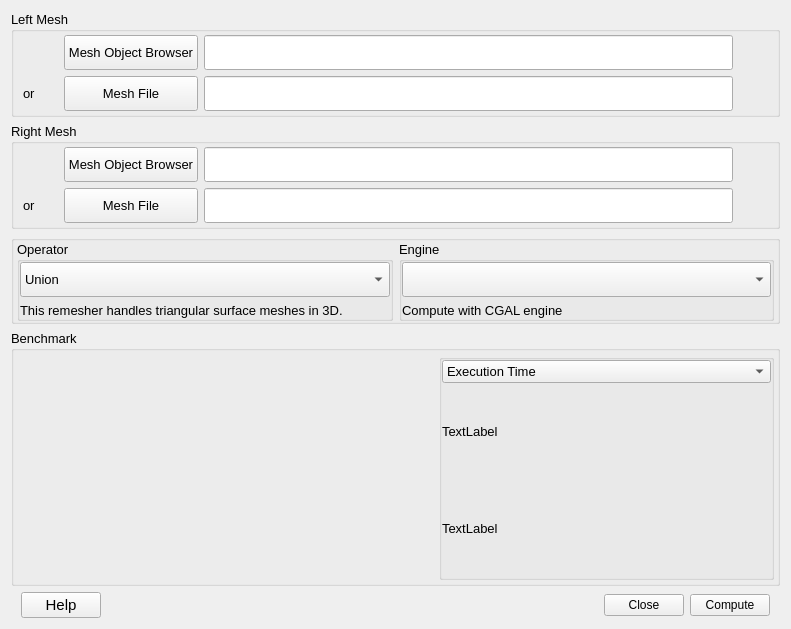
Before: the Qt Designer form MyPlugDialog.ui in SalomePlatform/meshbooleanplugin, drawn with Qt 5.
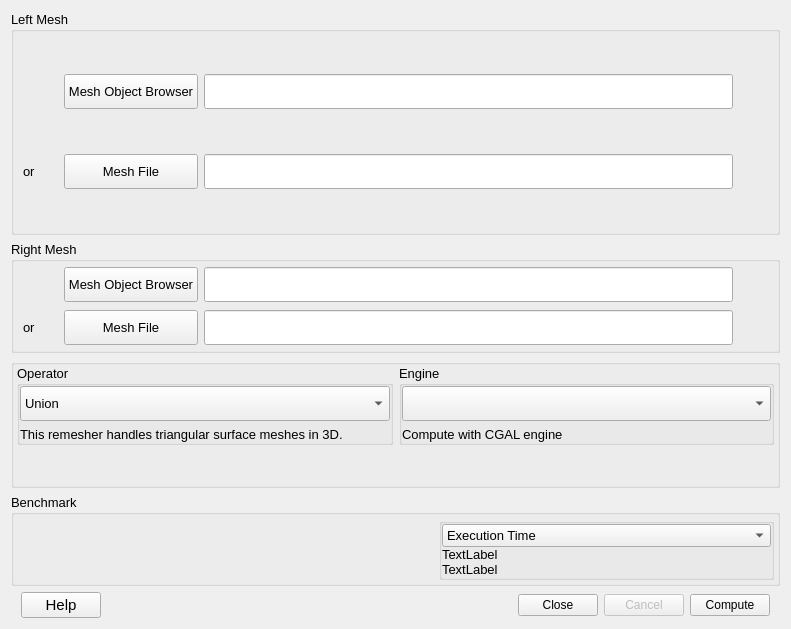
After: the same form once the commit is applied. Custom widgets are drawn as their Qt base class.

Commit message:
Add Cancel Button to cancel mesh computation
Implemented with QThread

Patch:
```diff
--- a/MyPlugDialog.ui
+++ b/MyPlugDialog.ui
@@ -28,377 +28,7 @@
   <property name="sizeGripEnabled" stdset="0">
    <bool>true</bool>
   </property>
-  <layout class="QGridLayout" name="gridLayout" rowstretch="2,2,1,10,0,0">
-   <item row="2" column="0">
-    <widget class="QGroupBox" name="groupBox">
-     <property name="sizePolicy">
-      <sizepolicy hsizetype="Expanding" vsizetype="Expanding">
-       <horstretch>0</horstretch>
-       <verstretch>0</verstretch>
-      </sizepolicy>
-     </property>
-     <property name="font">
-      <font>
-       <pointsize>10</pointsize>
-      </font>
-     </property>
-     <property name="title">
-      <string/>
-     </property>
-     <layout class="QGridLayout" name="gridLayout_7">
-      <property name="leftMargin">
-       <number>3</number>
-      </property>
-      <property name="topMargin">
-       <number>0</number>
-      </property>
-      <property name="rightMargin">
-       <number>3</number>
-      </property>
-      <property name="bottomMargin">
-       <number>0</number>
-      </property>
-      <property name="horizontalSpacing">
-       <number>6</number>
-      </property>
-      <property name="verticalSpacing">
-       <number>0</number>
-      </property>
-      <item row="0" column="0">
-       <widget class="QGroupBox" name="groupBox_2">
-        <property name="title">
-         <string>Operator</string>
-        </property>
-        <layout class="QGridLayout" name="gridLayout_3">
-         <property name="leftMargin">
-          <number>0</number>
-         </property>
-         <property name="topMargin">
-          <number>0</number>
-         </property>
-         <property name="rightMargin">
-          <number>0</number>
-         </property>
-         <property name="bottomMargin">
-          <number>0</number>
-         </property>
-         <item row="0" column="0">
-          <widget class="QComboBox" name="COB_Operator">
-           <property name="minimumSize">
-            <size>
-             <width>0</width>
-             <height>35</height>
-            </size>
-           </property>
-           <item>
-            <property name="text">
-             <string>Union</string>
-            </property>
-           </item>
-           <item>
-            <property name="text">
-             <string>Intersection</string>
-            </property>
-           </item>
-           <item>
-            <property name="text">
-             <string>Difference</string>
-            </property>
-           </item>
-          </widget>
-         </item>
-         <item row="1" column="0">
-          <widget class="QLabel" name="label_Operator">
-           <property name="text">
-            <string>This remesher handles triangular surface meshes in 3D.</string>
-           </property>
-          </widget>
-         </item>
-        </layout>
-       </widget>
-      </item>
-      <item row="0" column="1">
-       <widget class="QGroupBox" name="groupBox_3">
-        <property name="title">
-         <string>Engine</string>
-        </property>
-        <layout class="QGridLayout" name="gridLayout_4">
-         <property name="leftMargin">
-          <number>0</number>
-         </property>
-         <property name="topMargin">
-          <number>0</number>
-         </property>
-         <property name="rightMargin">
-          <number>0</number>
-         </property>
-         <property name="bottomMargin">
-          <number>0</number>
-         </property>
-         <item row="0" column="0">
-          <widget class="QComboBox" name="COB_Engine">
-           <property name="minimumSize">
-            <size>
-             <width>0</width>
-             <height>35</height>
-            </size>
-           </property>
-          </widget>
-         </item>
-         <item row="1" column="0">
-          <widget class="QLabel" name="label_Engine">
-           <property name="text">
-            <string>Compute with CGAL engine</string>
-           </property>
-          </widget>
-         </item>
-        </layout>
-       </widget>
-      </item>
-      <item row="2" column="0">
-       <spacer name="verticalSpacer_2">
-        <property name="orientation">
-         <enum>Qt::Vertical</enum>
-        </property>
-        <property name="sizeHint" stdset="0">
-         <size>
-          <width>20</width>
-          <height>40</height>
-         </size>
-        </property>
-       </spacer>
-      </item>
-     </layout>
-    </widget>
-   </item>
-   <item row="0" column="0">
-    <widget class="QGroupBox" name="groupBox_4">
-     <property name="font">
-      <font>
-       <pointsize>10</pointsize>
-      </font>
-     </property>
-     <property name="title">
-      <string>Left Mesh</string>
-     </property>
-     <layout class="QGridLayout" name="gridLayout_8" columnstretch="1,2,15,1">
-      <property name="topMargin">
-       <number>3</number>
-      </property>
-      <property name="bottomMargin">
-       <number>3</number>
-      </property>
-      <item row="1" column="2">
-       <widget class="QLineEdit" name="LE_MeshFile_L">
-        <property name="sizePolicy">
-         <sizepolicy hsizetype="Expanding" vsizetype="Fixed">
-          <horstretch>1</horstretch>
-          <verstretch>0</verstretch>
-         </sizepolicy>
-        </property>
-        <property name="minimumSize">
-         <size>
-          <width>0</width>
-          <height>35</height>
-         </size>
-        </property>
-       </widget>
-      </item>
-      <item row="1" column="3">
-       <spacer name="horizontalSpacer_7">
-        <property name="orientation">
-         <enum>Qt::Horizontal</enum>
-        </property>
-        <property name="sizeHint" stdset="0">
-         <size>
-          <width>40</width>
-          <height>20</height>
-         </size>
-        </property>
-       </spacer>
-      </item>
-      <item row="0" column="2">
-       <widget class="QLineEdit" name="LE_MeshSmesh_L">
-        <property name="sizePolicy">
-         <sizepolicy hsizetype="Expanding" vsizetype="Fixed">
-          <horstretch>1</horstretch>
-          <verstretch>0</verstretch>
-         </sizepolicy>
-        </property>
-        <property name="minimumSize">
-         <size>
-          <width>0</width>
-          <height>35</height>
-         </size>
-        </property>
-       </widget>
-      </item>
-      <item row="0" column="3">
-       <spacer name="horizontalSpacer_5">
-        <property name="orientation">
-         <enum>Qt::Horizontal</enum>
-        </property>
-        <property name="sizeHint" stdset="0">
-         <size>
-          <width>40</width>
-          <height>20</height>
-         </size>
-        </property>
-       </spacer>
-      </item>
-      <item row="0" column="1">
-       <widget class="QPushButton" name="PB_MeshSmesh_L">
-        <property name="sizePolicy">
-         <sizepolicy hsizetype="Minimum" vsizetype="Fixed">
-          <horstretch>1</horstretch>
-          <verstretch>0</verstretch>
-         </sizepolicy>
-        </property>
-        <property name="minimumSize">
-         <size>
-          <width>0</width>
-          <height>35</height>
-         </size>
-        </property>
-        <property name="font">
-         <font>
-          <pointsize>10</pointsize>
-         </font>
-        </property>
-        <property name="text">
-         <string>Mesh Object Browser</string>
-        </property>
-       </widget>
-      </item>
-      <item row="1" column="1">
-       <widget class="QPushButton" name="PB_MeshFile_L">
-        <property name="sizePolicy">
-         <sizepolicy hsizetype="Minimum" vsizetype="Fixed">
-          <horstretch>1</horstretch>
-          <verstretch>0</verstretch>
-         </sizepolicy>
-        </property>
-        <property name="minimumSize">
-         <size>
-          <width>0</width>
-          <height>35</height>
-         </size>
-        </property>
-        <property name="font">
-         <font>
-          <pointsize>10</pointsize>
-         </font>
-        </property>
-        <property name="text">
-         <string>Mesh File</string>
-        </property>
-       </widget>
-      </item>
-      <item row="1" column="0">
-       <widget class="QLabel" name="label">
-        <property name="text">
-         <string>or</string>
-        </property>
-       </widget>
-      </item>
-     </layout>
-    </widget>
-   </item>
-   <item row="5" column="0">
-    <layout class="QHBoxLayout" name="horizontalLayout2">
-     <item>
-      <spacer name="horizontalSpacer_xx">
-       <property name="orientation">
-        <enum>Qt::Horizontal</enum>
-       </property>
-       <property name="sizeType">
-        <enum>QSizePolicy::Minimum</enum>
-       </property>
-       <property name="sizeHint" stdset="0">
-        <size>
-         <width>10</width>
-         <height>20</height>
-        </size>
-       </property>
-      </spacer>
-     </item>
-     <item>
-      <widget class="QPushButton" name="PB_Help">
-       <property name="font">
-        <font>
-         <pointsize>11</pointsize>
-        </font>
-       </property>
-       <property name="text">
-        <string>Help</string>
-       </property>
-      </widget>
-     </item>
-     <item>
-      <spacer name="horizontalSpacer_4">
-       <property name="orientation">
-        <enum>Qt::Horizontal</enum>
-       </property>
-       <property name="sizeHint" stdset="0">
-        <size>
-         <width>30</width>
-         <height>20</height>
-        </size>
-       </property>
-      </spacer>
-     </item>
-     <item>
-      <widget class="QLabel" name="label_summup">
-       <property name="text">
-        <string/>
-       </property>
-      </widget>
-     </item>
-     <item>
-      <spacer name="horizontalSpacer">
-       <property name="orientation">
-        <enum>Qt::Horizontal</enum>
-       </property>
-       <property name="sizeHint" stdset="0">
-        <size>
-         <width>40</width>
-         <height>20</height>
-        </size>
-       </property>
-      </spacer>
-     </item>
-     <item>
-      <widget class="QPushButton" name="PB_Cancel">
-       <property name="text">
-        <string>Close</string>
-       </property>
-      </widget>
-     </item>
-     <item>
-      <widget class="QPushButton" name="PB_OK">
-       <property name="text">
-        <string>Compute</string>
-       </property>
-      </widget>
-     </item>
-     <item>
-      <spacer name="horizontalSpacer_xx">
-       <property name="orientation">
-        <enum>Qt::Horizontal</enum>
-       </property>
-       <property name="sizeType">
-        <enum>QSizePolicy::Minimum</enum>
-       </property>
-       <property name="sizeHint" stdset="0">
-        <size>
-         <width>10</width>
-         <height>20</height>
-        </size>
-       </property>
-      </spacer>
-     </item>
-    </layout>
-   </item>
+  <layout class="QGridLayout" name="gridLayout" rowstretch="2,0,0,0,0,0">
    <item row="1" column="0">
     <widget class="QGroupBox" name="groupBox_1">
      <property name="enabled">
@@ -691,6 +321,386 @@
      </layout>
     </widget>
    </item>
+   <item row="0" column="0">
+    <widget class="QGroupBox" name="groupBox_4">
+     <property name="font">
+      <font>
+       <pointsize>10</pointsize>
+      </font>
+     </property>
+     <property name="title">
+      <string>Left Mesh</string>
+     </property>
+     <layout class="QGridLayout" name="gridLayout_8" columnstretch="1,2,15,1">
+      <property name="topMargin">
+       <number>3</number>
+      </property>
+      <property name="bottomMargin">
+       <number>3</number>
+      </property>
+      <item row="1" column="2">
+       <widget class="QLineEdit" name="LE_MeshFile_L">
+        <property name="sizePolicy">
+         <sizepolicy hsizetype="Expanding" vsizetype="Fixed">
+          <horstretch>1</horstretch>
+          <verstretch>0</verstretch>
+         </sizepolicy>
+        </property>
+        <property name="minimumSize">
+         <size>
+          <width>0</width>
+          <height>35</height>
+         </size>
+        </property>
+       </widget>
+      </item>
+      <item row="1" column="3">
+       <spacer name="horizontalSpacer_7">
+        <property name="orientation">
+         <enum>Qt::Horizontal</enum>
+        </property>
+        <property name="sizeHint" stdset="0">
+         <size>
+          <width>40</width>
+          <height>20</height>
+         </size>
+        </property>
+       </spacer>
+      </item>
+      <item row="0" column="2">
+       <widget class="QLineEdit" name="LE_MeshSmesh_L">
+        <property name="sizePolicy">
+         <sizepolicy hsizetype="Expanding" vsizetype="Fixed">
+          <horstretch>1</horstretch>
+          <verstretch>0</verstretch>
+         </sizepolicy>
+        </property>
+        <property name="minimumSize">
+         <size>
+          <width>0</width>
+          <height>35</height>
+         </size>
+        </property>
+       </widget>
+      </item>
+      <item row="0" column="3">
+       <spacer name="horizontalSpacer_5">
+        <property name="orientation">
+         <enum>Qt::Horizontal</enum>
+        </property>
+        <property name="sizeHint" stdset="0">
+         <size>
+          <width>40</width>
+          <height>20</height>
+         </size>
+        </property>
+       </spacer>
+      </item>
+      <item row="0" column="1">
+       <widget class="QPushButton" name="PB_MeshSmesh_L">
+        <property name="sizePolicy">
+         <sizepolicy hsizetype="Minimum" vsizetype="Fixed">
+          <horstretch>1</horstretch>
+          <verstretch>0</verstretch>
+         </sizepolicy>
+        </property>
+        <property name="minimumSize">
+         <size>
+          <width>0</width>
+          <height>35</height>
+         </size>
+        </property>
+        <property name="font">
+         <font>
+          <pointsize>10</pointsize>
+         </font>
+        </property>
+        <property name="text">
+         <string>Mesh Object Browser</string>
+        </property>
+       </widget>
+      </item>
+      <item row="1" column="1">
+       <widget class="QPushButton" name="PB_MeshFile_L">
+        <property name="sizePolicy">
+         <sizepolicy hsizetype="Minimum" vsizetype="Fixed">
+          <horstretch>1</horstretch>
+          <verstretch>0</verstretch>
+         </sizepolicy>
+        </property>
+        <property name="minimumSize">
+         <size>
+          <width>0</width>
+          <height>35</height>
+         </size>
+        </property>
+        <property name="font">
+         <font>
+          <pointsize>10</pointsize>
+         </font>
+        </property>
+        <property name="text">
+         <string>Mesh File</string>
+        </property>
+       </widget>
+      </item>
+      <item row="1" column="0">
+       <widget class="QLabel" name="label">
+        <property name="text">
+         <string>or</string>
+        </property>
+       </widget>
+      </item>
+     </layout>
+    </widget>
+   </item>
+   <item row="2" column="0">
+    <widget class="QGroupBox" name="groupBox">
+     <property name="sizePolicy">
+      <sizepolicy hsizetype="Expanding" vsizetype="Expanding">
+       <horstretch>0</horstretch>
+       <verstretch>0</verstretch>
+      </sizepolicy>
+     </property>
+     <property name="font">
+      <font>
+       <pointsize>10</pointsize>
+      </font>
+     </property>
+     <property name="title">
+      <string/>
+     </property>
+     <layout class="QGridLayout" name="gridLayout_7">
+      <property name="leftMargin">
+       <number>3</number>
+      </property>
+      <property name="topMargin">
+       <number>0</number>
+      </property>
+      <property name="rightMargin">
+       <number>3</number>
+      </property>
+      <property name="bottomMargin">
+       <number>0</number>
+      </property>
+      <property name="horizontalSpacing">
+       <number>6</number>
+      </property>
+      <property name="verticalSpacing">
+       <number>0</number>
+      </property>
+      <item row="0" column="0">
+       <widget class="QGroupBox" name="groupBox_2">
+        <property name="title">
+         <string>Operator</string>
+        </property>
+        <layout class="QGridLayout" name="gridLayout_3">
+         <property name="leftMargin">
+          <number>0</number>
+         </property>
+         <property name="topMargin">
+          <number>0</number>
+         </property>
+         <property name="rightMargin">
+          <number>0</number>
+         </property>
+         <property name="bottomMargin">
+          <number>0</number>
+         </property>
+         <item row="0" column="0">
+          <widget class="QComboBox" name="COB_Operator">
+           <property name="minimumSize">
+            <size>
+             <width>0</width>
+             <height>35</height>
+            </size>
+           </property>
+           <item>
+            <property name="text">
+             <string>Union</string>
+            </property>
+           </item>
+           <item>
+            <property name="text">
+             <string>Intersection</string>
+            </property>
+           </item>
+           <item>
+            <property name="text">
+             <string>Difference</string>
+            </property>
+           </item>
+          </widget>
+         </item>
+         <item row="1" column="0">
+          <widget class="QLabel" name="label_Operator">
+           <property name="text">
+            <string>This remesher handles triangular surface meshes in 3D.</string>
+           </property>
+          </widget>
+         </item>
+        </layout>
+       </widget>
+      </item>
+      <item row="0" column="1">
+       <widget class="QGroupBox" name="groupBox_3">
+        <property name="title">
+         <string>Engine</string>
+        </property>
+        <layout class="QGridLayout" name="gridLayout_4">
+         <property name="leftMargin">
+          <number>0</number>
+         </property>
+         <property name="topMargin">
+          <number>0</number>
+         </property>
+         <property name="rightMargin">
+          <number>0</number>
+         </property>
+         <property name="bottomMargin">
+          <number>0</number>
+         </property>
+         <item row="0" column="0">
+          <widget class="QComboBox" name="COB_Engine">
+           <property name="minimumSize">
+            <size>
+             <width>0</width>
+             <height>35</height>
+            </size>
+           </property>
+          </widget>
+         </item>
+         <item row="1" column="0">
+          <widget class="QLabel" name="label_Engine">
+           <property name="text">
+            <string>Compute with CGAL engine</string>
+           </property>
+          </widget>
+         </item>
+        </layout>
+       </widget>
+      </item>
+      <item row="2" column="0">
+       <spacer name="verticalSpacer_2">
+        <property name="orientation">
+         <enum>Qt::Vertical</enum>
+        </property>
+        <property name="sizeHint" stdset="0">
+         <size>
+          <width>20</width>
+          <height>40</height>
+         </size>
+        </property>
+       </spacer>
+      </item>
+     </layout>
+    </widget>
+   </item>
+   <item row="5" column="0">
+    <layout class="QHBoxLayout" name="horizontalLayout2">
+     <item>
+      <spacer name="horizontalSpacer_xx">
+       <property name="orientation">
+        <enum>Qt::Horizontal</enum>
+       </property>
+       <property name="sizeType">
+        <enum>QSizePolicy::Minimum</enum>
+       </property>
+       <property name="sizeHint" stdset="0">
+        <size>
+         <width>10</width>
+         <height>20</height>
+        </size>
+       </property>
+      </spacer>
+     </item>
+     <item>
+      <widget class="QPushButton" name="PB_Help">
+       <property name="font">
+        <font>
+         <pointsize>11</pointsize>
+        </font>
+       </property>
+       <property name="text">
+        <string>Help</string>
+       </property>
+      </widget>
+     </item>
+     <item>
+      <spacer name="horizontalSpacer_4">
+       <property name="orientation">
+        <enum>Qt::Horizontal</enum>
+       </property>
+       <property name="sizeHint" stdset="0">
+        <size>
+         <width>30</width>
+         <height>20</height>
+        </size>
+       </property>
+      </spacer>
+     </item>
+     <item>
+      <widget class="QLabel" name="label_summup">
+       <property name="text">
+        <string/>
+       </property>
+      </widget>
+     </item>
+     <item>
+      <spacer name="horizontalSpacer">
+       <property name="orientation">
+        <enum>Qt::Horizontal</enum>
+       </property>
+       <property name="sizeHint" stdset="0">
+        <size>
+         <width>40</width>
+         <height>20</height>
+        </size>
+       </property>
+      </spacer>
+     </item>
+     <item>
+      <widget class="QPushButton" name="PB_Close">
+       <property name="text">
+        <string>Close</string>
+       </property>
+      </widget>
+     </item>
+     <item>
+      <widget class="QPushButton" name="PB_Cancel">
+       <property name="enabled">
+        <bool>false</bool>
+       </property>
+       <property name="text">
+        <string>Cancel</string>
+       </property>
+      </widget>
+     </item>
+     <item>
+      <widget class="QPushButton" name="PB_Compute">
+       <property name="text">
+        <string>Compute</string>
+       </property>
+      </widget>
+     </item>
+     <item>
+      <spacer name="horizontalSpacer_xx">
+       <property name="orientation">
+        <enum>Qt::Horizontal</enum>
+       </property>
+       <property name="sizeType">
+        <enum>QSizePolicy::Minimum</enum>
+       </property>
+       <property name="sizeHint" stdset="0">
+        <size>
+         <width>10</width>
+         <height>20</height>
+        </size>
+       </property>
+      </spacer>
+     </item>
+    </layout>
+   </item>
   </layout>
  </widget>
  <customwidgets>
```
The commit also changes 12 other files.
